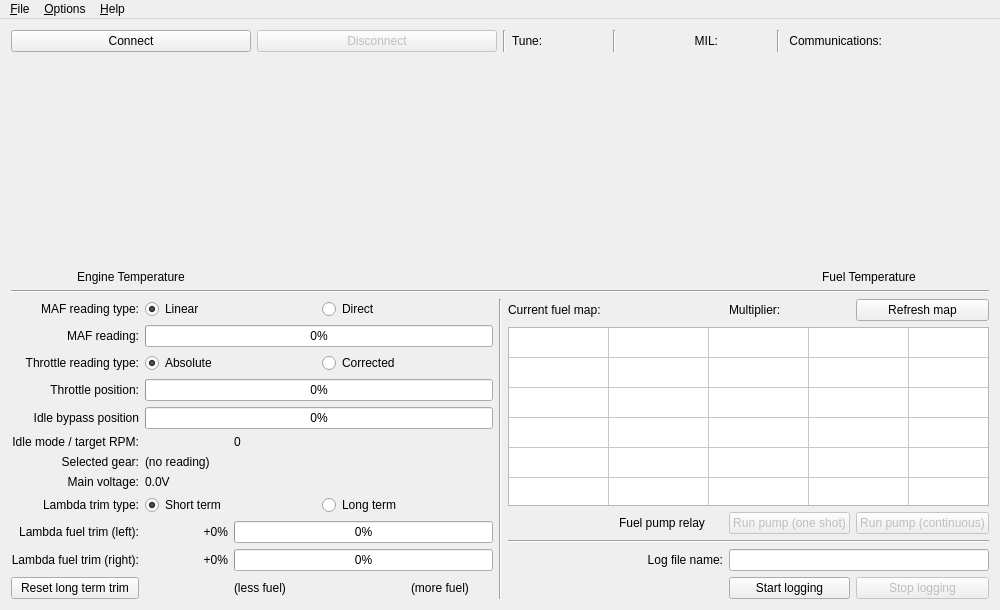
colinbourassa/rovergauge, file mainwindow.ui: the form before one commit.
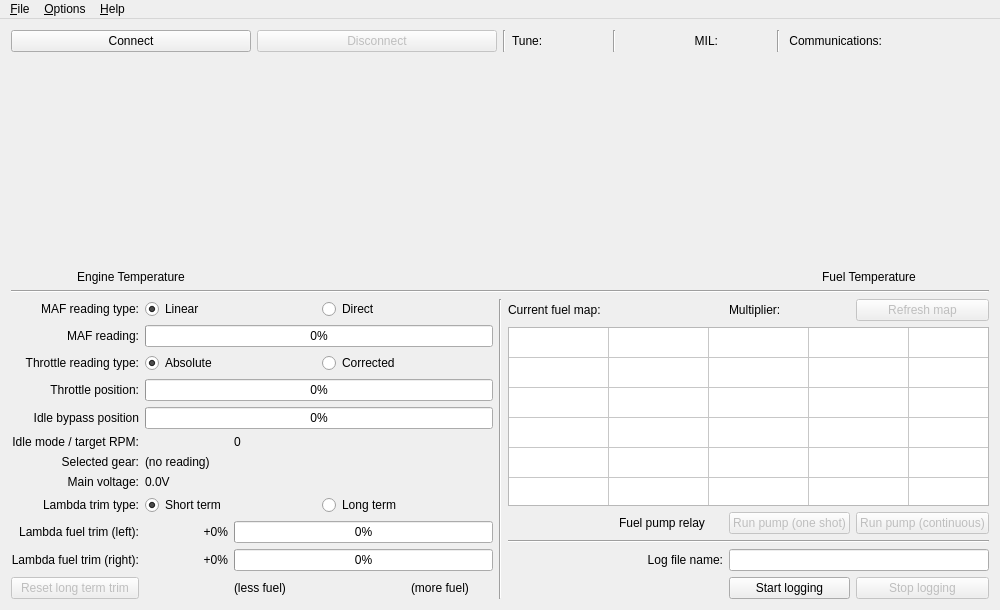
The form after the commit. Custom widgets are drawn as their Qt base class.

Commit message: Add long term lambda refresh button and clean up mainwindow signals

The edit to the form file:
```diff
--- a/mainwindow.ui
+++ b/mainwindow.ui
@@ -394,6 +394,9 @@
           </item>
           <item row="11" column="0">
            <widget class="QPushButton" name="m_resetLongTermTrimButton">
+            <property name="enabled">
+             <bool>false</bool>
+            </property>
             <property name="text">
              <string>Reset long term trim</string>
             </property>
@@ -492,6 +495,9 @@
           </item>
           <item row="0" column="3">
            <widget class="QPushButton" name="m_refreshMapButton">
+            <property name="enabled">
+             <bool>false</bool>
+            </property>
             <property name="text">
              <string>Refresh map</string>
             </property>
```
The commit also changes 4 other files.
